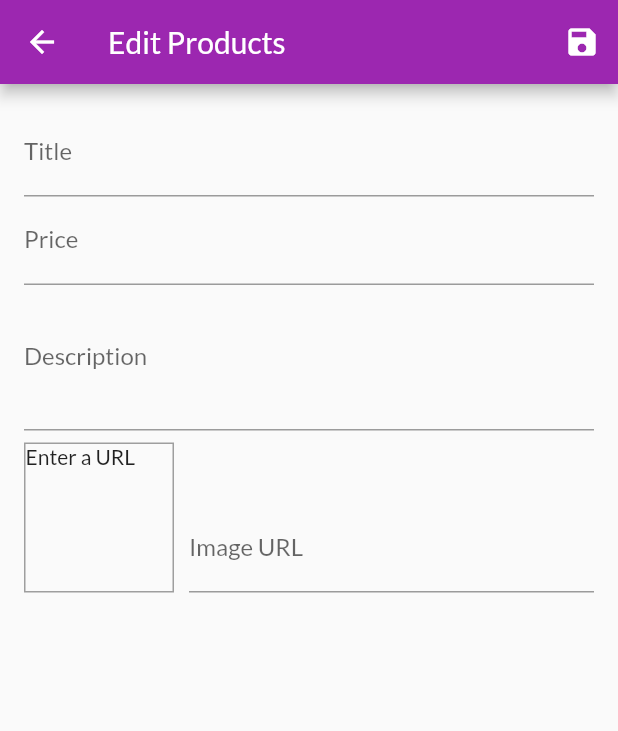
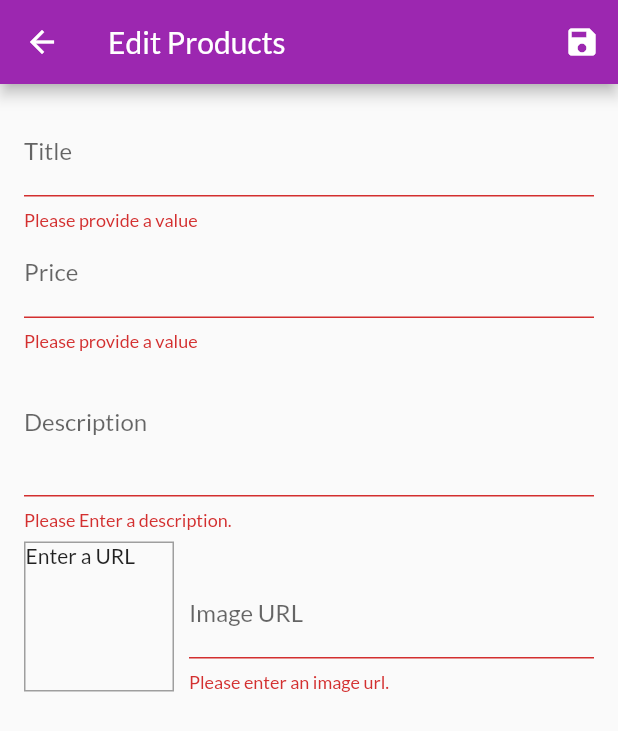
Before and after one commit to arunmopare/shop-application-flutter, a Flutter app: the EditProductScreen screen opened by its route, after a tap on the "save" icon, on a phone screen of 412 x 824 dp. Shown: the top 731 px of the screen. Run offline on Flutter 3.47's test engine with Material 2 defaults, Android fonts, the phone set to English and light mode, and no system bars; network calls fail.

Commit message:
added edit product init values

```diff
--- a/lib/providers/products.dart
+++ b/lib/providers/products.dart
@@ -8,8 +8,7 @@ class Products with ChangeNotifier {
       title: 'Red Shirt',
       description: 'A red shirt - it is pretty red!',
       price: 29.99,
-      imageUrl:
-          'https://cdn.pixabay.com/photo/2016/10/02/22/17/red-t-shirt-1710578_1280.jpg',
+      imageUrl: 'https://cdn.pixabay.com/photo/2016/10/02/22/17/red-t-shirt-1710578_1280.jpg',
     ),
     Product(
       id: 'p2',
@@ -22,19 +21,16 @@ class Products with ChangeNotifier {
     Product(
       id: 'p3',
       title: 'Yellow Scarf',
-      description:
-          'Warm and cozy - exactly what you need for the winter.',
+      description: 'Warm and cozy - exactly what you need for the winter.',
       price: 19.99,
-      imageUrl:
-          'https://live.staticflickr.com/4043/4438260868_cc79b3369d_z.jpg',
+      imageUrl: 'https://live.staticflickr.com/4043/4438260868_cc79b3369d_z.jpg',
     ),
     Product(
       id: 'p4',
       title: 'A Pan',
       description: 'Prepare any meal you want.',
       price: 49.99,
-      imageUrl:
-          'https://upload.wikimedia.org/wikipedia/commons/thumb/1/14/Cast-Iron-Pan.jpg/1024px-Cast-Iron-Pan.jpg',
+      imageUrl: 'https://upload.wikimedia.org/wikipedia/commons/thumb/1/14/Cast-Iron-Pan.jpg/1024px-Cast-Iron-Pan.jpg',
     ),
   ];
   var _showFavoritesOnly = false;
@@ -49,9 +45,7 @@ class Products with ChangeNotifier {
   }
 
   List<Product> get favoriteItems {
-    return _items
-        .where((prodItem) => prodItem.isFavorite)
-        .toList();
+    return _items.where((prodItem) => prodItem.isFavorite).toList();
   }
 
   Product findById(String id) {
@@ -68,7 +62,15 @@ class Products with ChangeNotifier {
   //   notifyListeners();
   // }
 
-  void addProduct() {
+  void addProduct(Product product) {
+    final newProduct = Product(
+      title: product.title,
+      price: product.price,
+      description: product.description,
+      imageUrl: product.imageUrl,
+      id: DateTime.now().toString(),
+    );
+    _items.add(newProduct);
     // _items.add();
     notifyListeners();
   }
--- a/lib/screens/edit_product_screen.dart
+++ b/lib/screens/edit_product_screen.dart
@@ -1,5 +1,7 @@
 import 'package:flutter/material.dart';
 import 'package:my_shop/providers/product.dart';
+import 'package:my_shop/providers/products.dart';
+import 'package:provider/provider.dart';
 
 class EditProductScreen extends StatefulWidget {
   static const routeName = '/edit_product';
@@ -15,7 +17,7 @@ class _EditProductScreenState extends State<EditProductScreen> {
   final _imageUrlController = TextEditingController();
   final _imageUrlFocusNode = FocusNode();
   final _form = GlobalKey<FormState>();
-
+  var _isInit = true;
   var _editedProduct = Product(
     id: null,
     title: '',
@@ -23,11 +25,36 @@ class _EditProductScreenState extends State<EditProductScreen> {
     description: '',
     imageUrl: '',
   );
+  var initValues = {
+    'title': '',
+    'price': '',
+    'description': '',
+    'imageUrl': '',
+  };
 
   @override
   void initState() {
     _imageUrlFocusNode.addListener(_updateImageUrl);
     super.initState();
+  }
+
+  @override
+  void didChangeDependencies() {
+    if (_isInit) {
+      final productId = ModalRoute.of(context).settings.arguments as String;
+      if (productId != null) {
+        _editedProduct = Provider.of<Products>(context, listen: false).findById(productId);
+        initValues = {
+          'title': _editedProduct.title,
+          'price': _editedProduct.price.toString(),
+          'description': _editedProduct.description,
+          'imageUrl': '',
+        };
+        _imageUrlController.text = _editedProduct.imageUrl;
+      }
+    }
+    _isInit = false;
+    super.didChangeDependencies();
   }
 
   @override
@@ -45,11 +72,17 @@ class _EditProductScreenState extends State<EditProductScreen> {
   }
 
   void _saveForm() {
+    final isValid = _form.currentState.validate();
+    if (!isValid) {
+      return;
+    }
     _form.currentState.save();
-    print(_editedProduct.title);
-    print(_editedProduct.price);
-    print(_editedProduct.description);
-    print(_editedProduct.imageUrl);
+    Provider.of<Products>(context, listen: false).addProduct(_editedProduct);
+    Navigator.of(context).pop();
+    // print(_editedProduct.title);
+    // print(_editedProduct.price);
+    // print(_editedProduct.description);
+    // print(_editedProduct.imageUrl);
   }
 
   @override
@@ -71,11 +104,18 @@ class _EditProductScreenState extends State<EditProductScreen> {
           child: ListView(
             children: <Widget>[
               TextFormField(
+                initialValue: initValues['title'],
                 decoration: InputDecoration(labelText: 'Title'),
                 textInputAction: TextInputAction.next,
                 keyboardType: TextInputType.text,
                 onFieldSubmitted: (_) {
                   FocusScope.of(context).requestFocus(_priceFocusNode);
+                },
+                validator: (value) {
+                  if (value.isEmpty) {
+                    return 'Please provide a value';
+                  }
+                  return null;
                 },
                 onSaved: (value) {
                   _editedProduct = Product(
@@ -88,12 +128,26 @@ class _EditProductScreenState extends State<EditProductScreen> {
                 },
               ),
               TextFormField(
+                initialValue: initValues['price'],
                 decoration: InputDecoration(labelText: 'Price'),
                 textInputAction: TextInputAction.next,
                 keyboardType: TextInputType.number,
                 focusNode: _priceFocusNode,
                 onFieldSubmitted: (_) {
                   FocusScope.of(context).requestFocus(_descriptionFocusNode);
+                },
+                validator: (value) {
+                  if (value.isEmpty) {
+                    return 'Please provide a value';
+                  }
+
+                  if (double.tryParse(value) == null) {
+                    return 'price should be valid';
+                  }
+                  if (double.parse(value) <= 0) {
+                    return 'price should be positive';
+                  }
+                  return null;
                 },
                 onSaved: (value) {
                   _editedProduct = Product(
@@ -106,10 +160,20 @@ class _EditProductScreenState extends State<EditProductScreen> {
                 },
               ),
               TextFormField(
+                initialValue: initValues['description'],
                 decoration: InputDecoration(labelText: 'Description'),
                 maxLines: 3,
                 keyboardType: TextInputType.multiline,
                 focusNode: _descriptionFocusNode,
+                validator: (value) {
+                  if (value.isEmpty) {
+                    return 'Please Enter a description.';
+                  }
+                  if (value.length < 10) {
+                    return 'should be at least 10 characters long.';
+                  }
+                  return null;
+                },
                 onSaved: (value) {
                   _editedProduct = Product(
                     title: _editedProduct.title,
@@ -149,6 +213,15 @@ class _EditProductScreenState extends State<EditProductScreen> {
                         textInputAction: TextInputAction.done,
                         controller: _imageUrlController,
                         focusNode: _imageUrlFocusNode,
+                        validator: (value) {
+                          if (value.isEmpty) {
+                            return 'Please enter an image url.';
+                          }
+                          if (!value.startsWith('http') && !value.startsWith('https')) {
+                            return 'please enter a valid url';
+                          }
+                          return null;
+                        },
                         onSaved: (value) {
                           _editedProduct = Product(
                             title: _editedProduct.title,
--- a/lib/screens/user_product_screen.dart
+++ b/lib/screens/user_product_screen.dart
@@ -31,6 +31,7 @@ class UserProductScreen extends StatelessWidget {
           itemBuilder: (_, i) => Column(
             children: [
               UserProductItem(
+                productData.items[i].id,
                 productData.items[i].title,
                 productData.items[i].imageUrl,
               ),
--- a/lib/widgets/user_product_item.dart
+++ b/lib/widgets/user_product_item.dart
@@ -2,9 +2,10 @@ import 'package:flutter/material.dart';
 import 'package:my_shop/screens/edit_product_screen.dart';
 
 class UserProductItem extends StatelessWidget {
+  final String id;
   final String title;
   final String imageUrl;
-  UserProductItem(this.title, this.imageUrl);
+  UserProductItem(this.id,this.title, this.imageUrl);
   @override
   Widget build(BuildContext context) {
     return ListTile(
@@ -18,6 +19,7 @@ class UserProductItem extends StatelessWidget {
           children: [
             IconButton(
                 onPressed: () {
+                  Navigator.pushNamed(context, EditProductScreen.routeName,arguments: id);
                 },
                 icon: Icon(Icons.add),
                 color: Theme.of(context).primaryColor),
```
